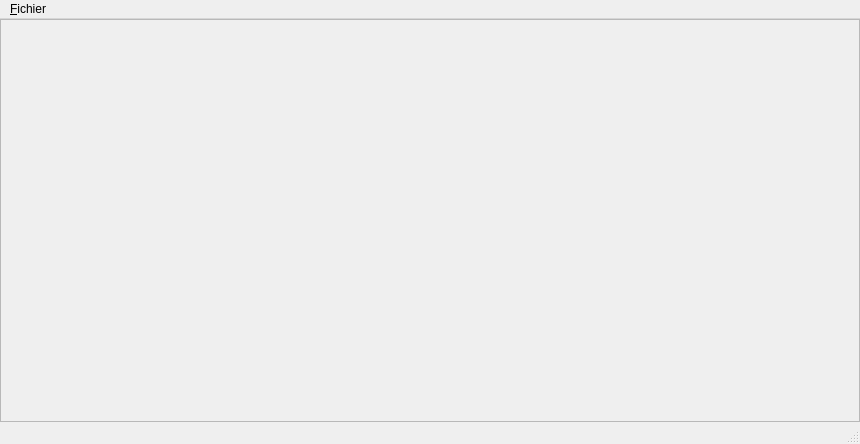
First picture: the form in mainwindow.ui, repository Txikilinux/leterrier-mulot, before the edit.
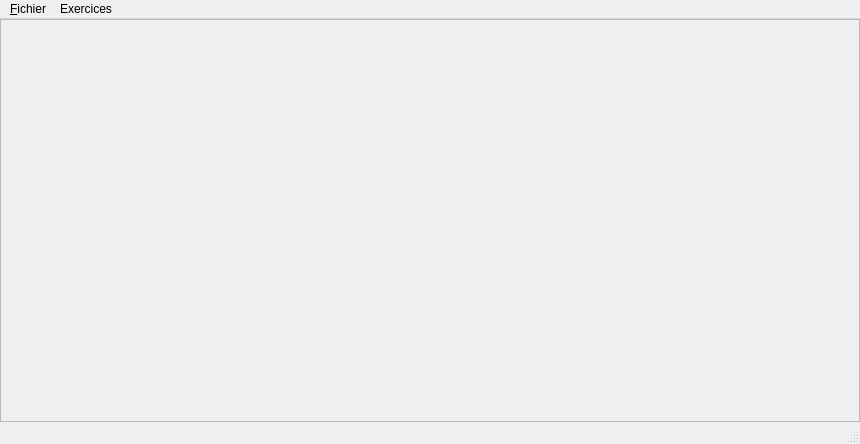
Second picture: the form after the edit.

Commit message: btnQuitter télécommande -> appel ~MainWindow MainWindow : menu Exercices avec lancement de Survol

The edit to the form file:
```diff
--- a/mainwindow.ui
+++ b/mainwindow.ui
@@ -49,7 +49,14 @@
     <addaction name="action_Survol"/>
     <addaction name="actionEditeur"/>
    </widget>
+   <widget class="QMenu" name="menuExercice">
+    <property name="title">
+     <string>Exercices</string>
+    </property>
+    <addaction name="action_Survol"/>
+   </widget>
    <addaction name="menu_Fichier"/>
+   <addaction name="menuExercice"/>
   </widget>
   <action name="action_Quitter">
    <property name="text">
```
Left out of the diff: 11 changed lines with no effect on the pictures. The commit also changes 1 other file.
